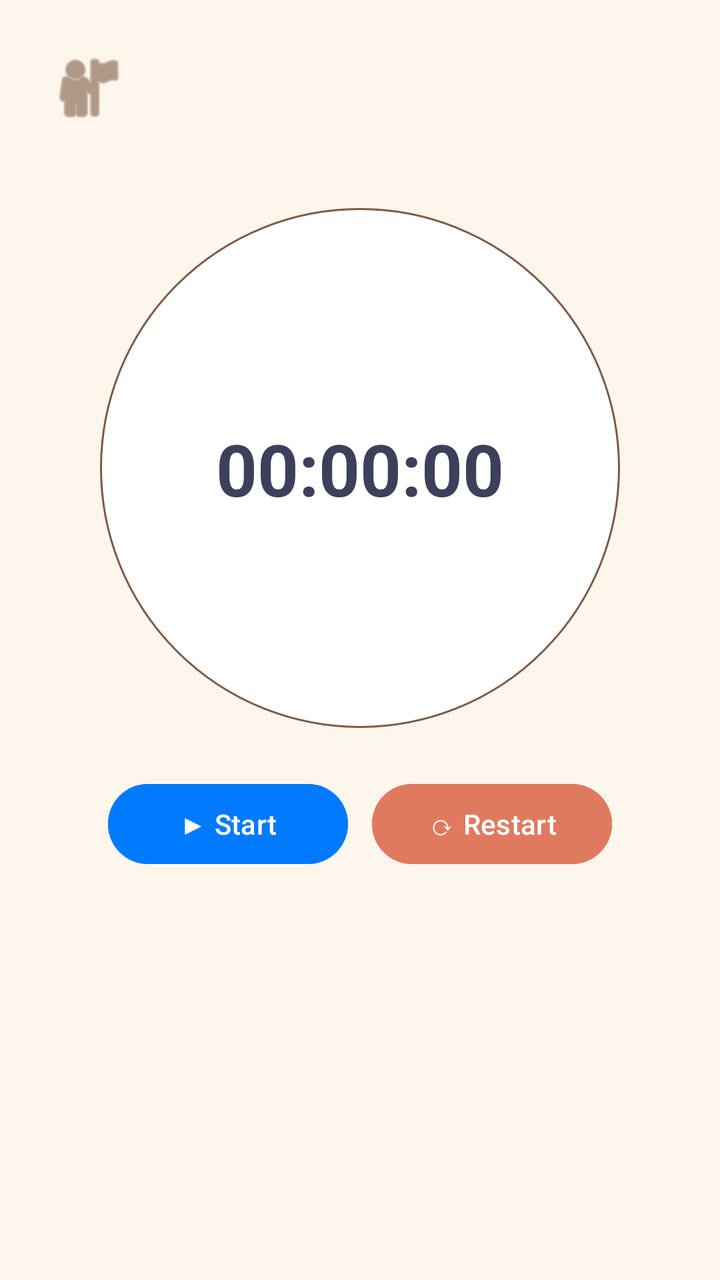
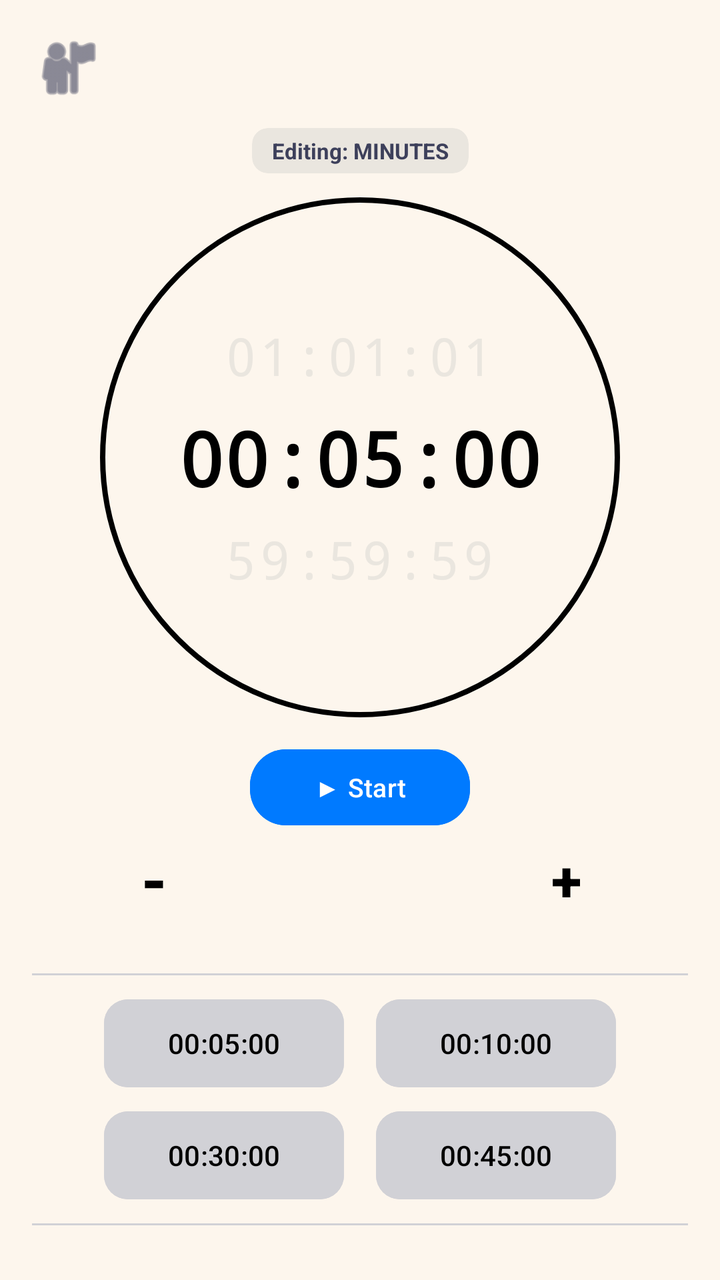

Before-and-after screenshots of an Android layout around one commit, followed by the original layout XML and the change that was made.
<!-- AndroidManifest.xml: application theme Theme.ProjectStudyBuddy1 -->
<!-- res/layout/fragment_timer.xml -->
<?xml version="1.0" encoding="utf-8"?>
<androidx.constraintlayout.widget.ConstraintLayout xmlns:android="http://schemas.android.com/apk/res/android"
    xmlns:app="http://schemas.android.com/apk/res-auto"
    android:layout_width="match_parent"
    android:layout_height="match_parent"
    android:background="@color/bg_cream"
    android:padding="24dp">

    <ImageView
        android:id="@+id/ivTimerUser"
        android:layout_width="40dp"
        android:layout_height="40dp"
        android:src="@android:drawable/ic_menu_myplaces"
        android:contentDescription="User Avatar"
        app:tint="@color/accent_brown"
        app:layout_constraintTop_toTopOf="parent"
        app:layout_constraintStart_toStartOf="parent"/>

    <androidx.constraintlayout.widget.ConstraintLayout
        android:id="@+id/circleContainer"
        android:layout_width="260dp"
        android:layout_height="260dp"
        android:background="@drawable/bg_streak_inactive"
        android:layout_marginTop="40dp"
        app:layout_constraintTop_toBottomOf="@id/ivTimerUser"
        app:layout_constraintStart_toStartOf="parent"
        app:layout_constraintEnd_toEndOf="parent">

        <TextView
            android:id="@+id/tvCountdownDisplay"
            android:layout_width="wrap_content"
            android:layout_height="wrap_content"
            android:text="00:00:00"
            android:textColor="@color/text_dark"
            android:textSize="36sp"
            android:textStyle="bold"
            app:layout_constraintTop_toTopOf="parent"
            app:layout_constraintBottom_toBottomOf="parent"
            app:layout_constraintStart_toStartOf="parent"
            app:layout_constraintEnd_toEndOf="parent"/>
    </androidx.constraintlayout.widget.ConstraintLayout>

    <LinearLayout
        android:id="@+id/layoutTimerControls"
        android:layout_width="wrap_content"
        android:layout_height="wrap_content"
        android:orientation="horizontal"
        android:layout_marginTop="24dp"
        app:layout_constraintTop_toBottomOf="@id/circleContainer"
        app:layout_constraintStart_toStartOf="parent"
        app:layout_constraintEnd_toEndOf="parent">

        <Button
            android:id="@+id/btnTimerToggle"
            android:layout_width="120dp"
            android:layout_height="wrap_content"
            android:text="▶ Start"
            android:backgroundTint="#007AFF"
            android:textColor="@android:color/white"
            android:layout_marginEnd="12dp"/>

        <Button
            android:id="@+id/btnTimerReset"
            android:layout_width="120dp"
            android:layout_height="wrap_content"
            android:text="⟳ Restart"
            android:backgroundTint="@color/accent_orange"
            android:textColor="@android:color/white"/>
    </LinearLayout>

    <GridLayout
        android:layout_width="match_parent"
        android:layout_height="wrap_content"
        android:columnCount="2"
        android:rowCount="2"
        android:alignmentMode="alignBounds"
        android:layout_marginTop="30dp"
        app:layout_constraintTop_toBottomOf="@id/layoutTimerControls">

        <Button android:id="@+id/btnPreset5" android:layout_width="0dp" android:layout_weight="1" android:text="00:05:00" android:backgroundTint="@color/card_white" android:textColor="@color/text_dark" android:layout_margin="6dp"/>
        <Button android:id="@+id/btnPreset10" android:layout_width="0dp" android:layout_weight="1" android:text="00:10:00" android:backgroundTint="@color/card_white" android:textColor="@color/text_dark" android:layout_margin="6dp"/>
        <Button android:id="@+id/btnPreset30" android:layout_width="0dp" android:layout_weight="1" android:text="00:30:00" android:backgroundTint="@color/card_white" android:textColor="@color/text_dark" android:layout_margin="6dp"/>
        <Button android:id="@+id/btnPreset45" android:layout_width="0dp" android:layout_weight="1" android:text="00:45:00" android:backgroundTint="@color/card_white" android:textColor="@color/text_dark" android:layout_margin="6dp"/>
    </GridLayout>

</androidx.constraintlayout.widget.ConstraintLayout>
<!-- resources referenced by this layout -->
<resources>
  <color name="accent_brown">#7D5A44</color>
  <color name="accent_orange">#E07A5F</color>
  <color name="bg_cream">#FDF6ED</color>
  <color name="card_white">#FFFFFF</color>
  <color name="text_dark">#3D405B</color>
  <!-- drawable bg_streak_inactive (drawable) -->
  <?xml version="1.0" encoding="utf-8"?>
  <shape xmlns:android="http://schemas.android.com/apk/res/android" android:shape="oval">
      <solid android:color="@color/card_white"/>
      <stroke android:width="1dp" android:color="@color/accent_brown"/>
      <size android:width="32dp" android:height="32dp"/>
  </shape>
  <style name="Theme.ProjectStudyBuddy1" parent="Theme.Material3.DayNight.NoActionBar">
          <item name="colorPrimary">@color/accent_brown</item>
          <item name="colorPrimaryDark">@color/accent_brown</item>
          <item name="colorAccent">@color/accent_orange</item>
  
          <item name="android:windowBackground">@color/bg_cream</item>
          <item name="android:colorBackground">@color/bg_cream</item>
  
          <item name="android:statusBarColor">@color/bg_cream</item>
          <item name="android:windowLightStatusBar">true</item>
  
          <item name="colorSurface">@color/card_white</item>
          <item name="colorOnSurface">@color/text_dark</item>
      </style>
</resources>

<!-- the commit's change to res/layout/fragment_timer.xml (unified diff, before → after) -->
@@ -1,86 +1,288 @@
 <?xml version="1.0" encoding="utf-8"?>
 <androidx.constraintlayout.widget.ConstraintLayout xmlns:android="http://schemas.android.com/apk/res/android"
     xmlns:app="http://schemas.android.com/apk/res-auto"
+    xmlns:tools="http://schemas.android.com/tools"
     android:layout_width="match_parent"
     android:layout_height="match_parent"
     android:background="@color/bg_cream"
-    android:padding="24dp">
+    android:padding="16dp">
 
     <ImageView
-        android:id="@+id/ivTimerUser"
-        android:layout_width="40dp"
-        android:layout_height="40dp"
+        android:id="@+id/ivTimerUserAvatar"
+        android:layout_width="36dp"
+        android:layout_height="36dp"
         android:src="@android:drawable/ic_menu_myplaces"
-        android:contentDescription="User Avatar"
-        app:tint="@color/accent_brown"
+        android:contentDescription="User profile icon"
+        app:tint="#3D405B"
         app:layout_constraintTop_toTopOf="parent"
-        app:layout_constraintStart_toStartOf="parent"/>
-
-    <androidx.constraintlayout.widget.ConstraintLayout
-        android:id="@+id/circleContainer"
+        app:layout_constraintStart_toStartOf="parent"
+        tools:ignore="HardcodedText" />
+
+    <androidx.cardview.widget.CardView
+        android:id="@+id/cardSelectionIndicator"
+        android:layout_width="wrap_content"
+        android:layout_height="wrap_content"
+        android:layout_marginTop="12dp"
+        app:cardCornerRadius="8dp"
+        app:cardElevation="0dp"
+        app:cardBackgroundColor="#EAE6DF"
+        app:layout_constraintTop_toBottomOf="@id/ivTimerUserAvatar"
+        app:layout_constraintStart_toStartOf="parent"
+        app:layout_constraintEnd_toEndOf="parent">
+        <TextView
+            android:id="@+id/tvActiveUnitLabel"
+            android:layout_width="wrap_content"
+            android:layout_height="wrap_content"
+            android:text="Editing: MINUTES"
+            android:textSize="11sp"
+            android:textStyle="bold"
+            android:textColor="#3D405B"
+            android:paddingHorizontal="10dp"
+            android:paddingVertical="4dp"
+            tools:ignore="HardcodedText" />
+    </androidx.cardview.widget.CardView>
+
+    <FrameLayout
+        android:id="@+id/layoutCircularDial"
         android:layout_width="260dp"
         android:layout_height="260dp"
-        android:background="@drawable/bg_streak_inactive"
-        android:layout_marginTop="40dp"
-        app:layout_constraintTop_toBottomOf="@id/ivTimerUser"
+        android:layout_marginTop="12dp"
+        android:background="@drawable/bg_timer_circle_stroke"
+        app:layout_constraintTop_toBottomOf="@id/cardSelectionIndicator"
         app:layout_constraintStart_toStartOf="parent"
         app:layout_constraintEnd_toEndOf="parent">
 
-        <TextView
-            android:id="@+id/tvCountdownDisplay"
-            android:layout_width="wrap_content"
-            android:layout_height="wrap_content"
-            android:text="00:00:00"
-            android:textColor="@color/text_dark"
-            android:textSize="36sp"
-            android:textStyle="bold"
-            app:layout_constraintTop_toTopOf="parent"
-            app:layout_constraintBottom_toBottomOf="parent"
-            app:layout_constraintStart_toStartOf="parent"
-            app:layout_constraintEnd_toEndOf="parent"/>
-    </androidx.constraintlayout.widget.ConstraintLayout>
+        <LinearLayout
+            android:layout_width="match_parent"
+            android:layout_height="match_parent"
+            android:orientation="vertical"
+            android:gravity="center"
+            android:padding="16dp">
+
+            <TextView
+                android:id="@+id/tvTimerUpperHint"
+                android:layout_width="wrap_content"
+                android:layout_height="wrap_content"
+                android:text="01:01:01"
+                android:textSize="26sp"
+                android:textColor="#EAE6DF"
+                android:fontFamily="monospace"
+                android:letterSpacing="0.05"
+                tools:ignore="HardcodedText" />
+
+            <LinearLayout
+                android:layout_width="wrap_content"
+                android:layout_height="wrap_content"
+                android:orientation="horizontal"
+                android:gravity="center_vertical"
+                android:paddingVertical="8dp">
+
+                <TextView
+                    android:id="@+id/tvEditHours"
+                    android:layout_width="wrap_content"
+                    android:layout_height="wrap_content"
+                    android:text="00"
+                    android:textSize="38sp"
+                    android:textStyle="bold"
+                    android:textColor="#000000"
+                    android:fontFamily="monospace"
+                    android:background="?android:attr/selectableItemBackground"
+                    android:clickable="true"
+                    android:focusable="true"/>
+
+                <TextView
+                    android:layout_width="wrap_content"
+                    android:layout_height="wrap_content"
+                    android:text=":"
+                    android:textSize="38sp"
+                    android:textStyle="bold"
+                    android:textColor="#000000"
+                    android:fontFamily="monospace"
+                    tools:ignore="HardcodedText" />
+
+                <TextView
+                    android:id="@+id/tvEditMinutes"
+                    android:layout_width="wrap_content"
+                    android:layout_height="wrap_content"
+                    android:text="05"
+                    android:textSize="38sp"
+                    android:textStyle="bold"
+                    android:textColor="#000000"
+                    android:fontFamily="monospace"
+                    android:background="?android:attr/selectableItemBackground"
+                    android:clickable="true"
+                    android:focusable="true"/>
+
+                <TextView
+                    android:layout_width="wrap_content"
+                    android:layout_height="wrap_content"
+                    android:text=":"
+                    android:textSize="38sp"
+                    android:textStyle="bold"
+                    android:textColor="#000000"
+                    android:fontFamily="monospace"
+                    tools:ignore="HardcodedText" />
+
+                <TextView
+                    android:id="@+id/tvEditSeconds"
+                    android:layout_width="wrap_content"
+                    android:layout_height="wrap_content"
+                    android:text="00"
+                    android:textSize="38sp"
+                    android:textStyle="bold"
+                    android:textColor="#000000"
+                    android:fontFamily="monospace"
+                    android:background="?android:attr/selectableItemBackground"
+                    android:clickable="true"
+                    android:focusable="true"/>
+            </LinearLayout>
+
+            <TextView
+                android:id="@+id/tvTimerLowerHint"
+                android:layout_width="wrap_content"
+                android:layout_height="wrap_content"
+                android:text="59:59:59"
+                android:textSize="26sp"
+                android:textColor="#EAE6DF"
+                android:fontFamily="monospace"
+                android:letterSpacing="0.05"
+                tools:ignore="HardcodedText" />
+        </LinearLayout>
+    </FrameLayout>
+
+    <com.google.android.material.button.MaterialButton
+        android:id="@+id/btnTimerToggleAction"
+        android:layout_width="110dp"
+        android:layout_height="38dp"
+        android:layout_marginTop="16dp"
+        android:text="▶ Start"
+        android:textSize="13sp"
+        android:textColor="#FFFFFF"
+        android:backgroundTint="#007AFF"
+        android:insetTop="0dp"
+        android:insetBottom="0dp"
+        app:cornerRadius="18dp"
+        app:layout_constraintTop_toBottomOf="@id/layoutCircularDial"
+        app:layout_constraintStart_toStartOf="parent"
+        app:layout_constraintEnd_toEndOf="parent"
+        tools:ignore="HardcodedText" />
+
+    <com.google.android.material.button.MaterialButton
+        android:id="@+id/btnTimerStepMinus"
+        style="@style/Widget.MaterialComponents.Button.TextButton"
+        android:layout_width="54dp"
+        android:layout_height="54dp"
+        android:text="-"
+        android:textSize="32sp"
+        android:textStyle="bold"
+        android:textColor="#000000"
+        android:insetTop="0dp"
+        android:insetBottom="0dp"
+        app:layout_constraintTop_toBottomOf="@id/btnTimerToggleAction"
+        app:layout_constraintStart_toStartOf="@id/layoutCircularDial"
+        tools:ignore="HardcodedText" />
+
+    <com.google.android.material.button.MaterialButton
+        android:id="@+id/btnTimerStepPlus"
+        style="@style/Widget.MaterialComponents.Button.TextButton"
+        android:layout_width="54dp"
+        android:layout_height="54dp"
+        android:text="+"
+        android:textSize="28sp"
+        android:textStyle="bold"
+        android:textColor="#000000"
+        android:insetTop="0dp"
+        android:insetBottom="0dp"
+        app:layout_constraintTop_toBottomOf="@id/btnTimerToggleAction"
+        app:layout_constraintEnd_toEndOf="@id/layoutCircularDial"
+        tools:ignore="HardcodedText" />
+
+    <View
+        android:id="@+id/dividerPresetTop"
+        android:layout_width="match_parent"
+        android:layout_height="1dp"
+        android:background="#D1D1D6"
+        android:layout_marginTop="20dp"
+        app:layout_constraintTop_toBottomOf="@id/btnTimerStepMinus" />
 
     <LinearLayout
-        android:id="@+id/layoutTimerControls"
-        android:layout_width="wrap_content"
-        android:layout_height="wrap_content"
-        android:orientation="horizontal"
-        android:layout_marginTop="24dp"
-        app:layout_constraintTop_toBottomOf="@id/circleContainer"
-        app:layout_constraintStart_toStartOf="parent"
-        app:layout_constraintEnd_toEndOf="parent">
-
-        <Button
-            android:id="@+id/btnTimerToggle"
-            android:layout_width="120dp"
-            android:layout_height="wrap_content"
-            android:text="▶ Start"
-            android:backgroundTint="#007AFF"
-            android:textColor="@android:color/white"
-            android:layout_marginEnd="12dp"/>
-
-        <Button
-            android:id="@+id/btnTimerReset"
-            android:layout_width="120dp"
-            android:layout_height="wrap_content"
-            android:text="⟳ Restart"
-            android:backgroundTint="@color/accent_orange"
-            android:textColor="@android:color/white"/>
-    </LinearLayout>
-
-    <GridLayout
+        android:id="@+id/layoutPresetGridContainer"
         android:layout_width="match_parent"
         android:layout_height="wrap_content"
-        android:columnCount="2"
-        android:rowCount="2"
-        android:alignmentMode="alignBounds"
-        android:layout_marginTop="30dp"
-        app:layout_constraintTop_toBottomOf="@id/layoutTimerControls">
-
-        <Button android:id="@+id/btnPreset5" android:layout_width="0dp" android:layout_weight="1" android:text="00:05:00" android:backgroundTint="@color/card_white" android:textColor="@color/text_dark" android:layout_margin="6dp"/>
-        <Button android:id="@+id/btnPreset10" android:layout_width="0dp" android:layout_weight="1" android:text="00:10:00" android:backgroundTint="@color/card_white" android:textColor="@color/text_dark" android:layout_margin="6dp"/>
-        <Button android:id="@+id/btnPreset30" android:layout_width="0dp" android:layout_weight="1" android:text="00:30:00" android:backgroundTint="@color/card_white" android:textColor="@color/text_dark" android:layout_margin="6dp"/>
-        <Button android:id="@+id/btnPreset45" android:layout_width="0dp" android:layout_weight="1" android:text="00:45:00" android:backgroundTint="@color/card_white" android:textColor="@color/text_dark" android:layout_margin="6dp"/>
-    </GridLayout>
+        android:orientation="vertical"
+        android:paddingVertical="12dp"
+        app:layout_constraintTop_toBottomOf="@id/dividerPresetTop">
+
+        <LinearLayout
+            android:layout_width="match_parent"
+            android:layout_height="wrap_content"
+            android:orientation="horizontal"
+            android:gravity="center"
+            android:layout_marginBottom="12dp">
+
+            <com.google.android.material.button.MaterialButton
+                android:id="@+id/btnPreset5Min"
+                android:layout_width="120dp"
+                android:layout_height="44dp"
+                android:text="00:05:00"
+                android:textColor="#000000"
+                android:backgroundTint="#D1D1D6"
+                android:insetTop="0dp"
+                android:insetBottom="0dp"
+                app:cornerRadius="12dp"
+                android:layout_marginEnd="16dp"
+                tools:ignore="HardcodedText" />
+
+            <com.google.android.material.button.MaterialButton
+                android:id="@+id/btnPreset10Min"
+                android:layout_width="120dp"
+                android:layout_height="44dp"
+                android:text="00:10:00"
+                android:textColor="#000000"
+                android:backgroundTint="#D1D1D6"
+                android:insetTop="0dp"
+                android:insetBottom="0dp"
+                app:cornerRadius="12dp"
+                tools:ignore="HardcodedText" />
+        </LinearLayout>
+
+        <LinearLayout
+            android:layout_width="match_parent"
+            android:layout_height="wrap_content"
+            android:orientation="horizontal"
+            android:gravity="center">
+
+            <com.google.android.material.button.MaterialButton
+                android:id="@+id/btnPreset30Min"
+                android:layout_width="120dp"
+                android:layout_height="44dp"
+                android:text="00:30:00"
+                android:textColor="#000000"
+                android:backgroundTint="#D1D1D6"
+                android:insetTop="0dp"
+                android:insetBottom="0dp"
+                app:cornerRadius="12dp"
+                android:layout_marginEnd="16dp"
+                tools:ignore="HardcodedText" />
+
+            <com.google.android.material.button.MaterialButton
+                android:id="@+id/btnPreset45Min"
+                android:layout_width="120dp"
+                android:layout_height="44dp"
+                android:text="00:45:00"
+                android:textColor="#000000"
+                android:backgroundTint="#D1D1D6"
+                android:insetTop="0dp"
+                android:insetBottom="0dp"
+                app:cornerRadius="12dp"
+                tools:ignore="HardcodedText" />
+        </LinearLayout>
+    </LinearLayout>
+
+    <View
+        android:layout_width="match_parent"
+        android:layout_height="1dp"
+        android:background="#D1D1D6"
+        app:layout_constraintTop_toBottomOf="@id/layoutPresetGridContainer" />
 
 </androidx.constraintlayout.widget.ConstraintLayout>
<!-- resource entries referenced after the edit -->
@@ -3,15 +3,17 @@
   <color name="accent_brown">#7D5A44</color>
   <color name="accent_orange">#E07A5F</color>
   <color name="bg_cream">#FDF6ED</color>
+  <!-- drawable bg_timer_circle_stroke (drawable) -->
+  <?xml version="1.0" encoding="utf-8"?>
+  <shape xmlns:android="http://schemas.android.com/apk/res/android"
+      android:shape="oval">
+      <solid android:color="@android:color/transparent" />
+      <stroke
+          android:width="2.5dp"
+          android:color="#000000" />
+  </shape>
   <color name="card_white">#FFFFFF</color>
   <color name="text_dark">#3D405B</color>
-  <!-- drawable bg_streak_inactive (drawable) -->
-  <?xml version="1.0" encoding="utf-8"?>
-  <shape xmlns:android="http://schemas.android.com/apk/res/android" android:shape="oval">
-      <solid android:color="@color/card_white"/>
-      <stroke android:width="1dp" android:color="@color/accent_brown"/>
-      <size android:width="32dp" android:height="32dp"/>
-  </shape>
   <style name="Theme.ProjectStudyBuddy1" parent="Theme.Material3.DayNight.NoActionBar">
           <item name="colorPrimary">@color/accent_brown</item>
           <item name="colorPrimaryDark">@color/accent_brown</item>
